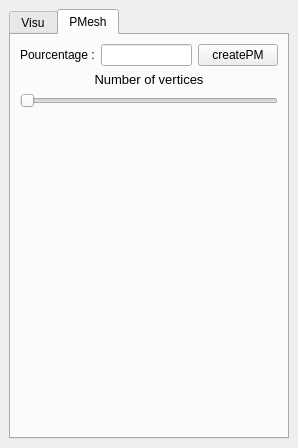
Old version of the form src/VDPMesh_App.ui in the repository abletterer/Multi-Triangulation.
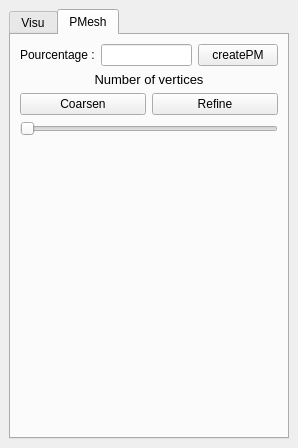
New version of the form.

```diff
--- a/src/VDPMesh_App.ui
+++ b/src/VDPMesh_App.ui
@@ -117,7 +117,20 @@
         <string>PMesh</string>
        </attribute>
        <layout class="QGridLayout" name="gridLayout_2">
-        <item row="3" column="0">
+        <item row="8" column="0">
+         <spacer name="verticalSpacer_3">
+          <property name="orientation">
+           <enum>Qt::Vertical</enum>
+          </property>
+          <property name="sizeHint" stdset="0">
+           <size>
+            <width>20</width>
+            <height>40</height>
+           </size>
+          </property>
+         </spacer>
+        </item>
+        <item row="4" column="0">
          <widget class="QSlider" name="slider_vertexNumber">
           <property name="orientation">
            <enum>Qt::Horizontal</enum>
@@ -135,19 +148,6 @@
           </property>
          </widget>
         </item>
-        <item row="7" column="0">
-         <spacer name="verticalSpacer_3">
-          <property name="orientation">
-           <enum>Qt::Vertical</enum>
-          </property>
-          <property name="sizeHint" stdset="0">
-           <size>
-            <width>20</width>
-            <height>40</height>
-           </size>
-          </property>
-         </spacer>
-        </item>
         <item row="0" column="0">
          <layout class="QHBoxLayout" name="horizontalLayout_2">
           <item>
@@ -169,6 +169,24 @@
           </item>
          </layout>
         </item>
+        <item row="2" column="0">
+         <layout class="QHBoxLayout" name="horizontalLayout">
+          <item>
+           <widget class="QPushButton" name="pushButton_coarsen">
+            <property name="text">
+             <string>Coarsen</string>
+            </property>
+           </widget>
+          </item>
+          <item>
+           <widget class="QPushButton" name="pushButton_refine">
+            <property name="text">
+             <string>Refine</string>
+            </property>
+           </widget>
+          </item>
+         </layout>
+        </item>
        </layout>
       </widget>
      </widget>
```
